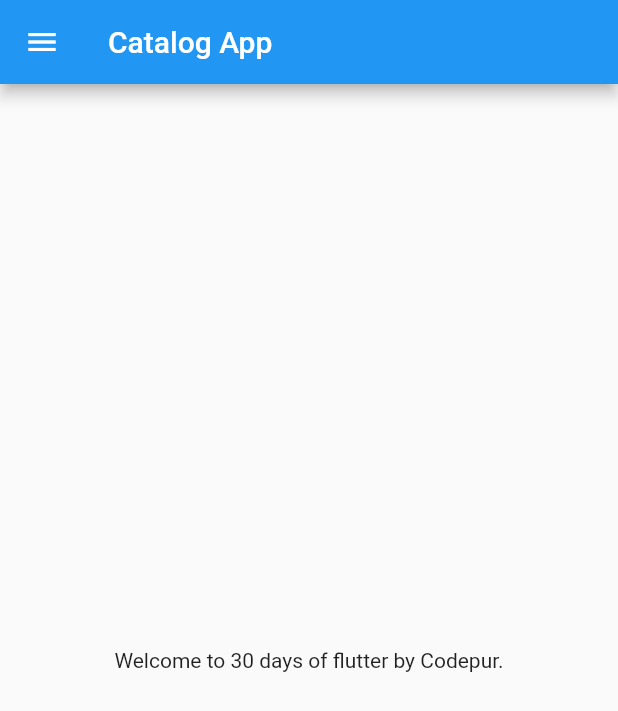
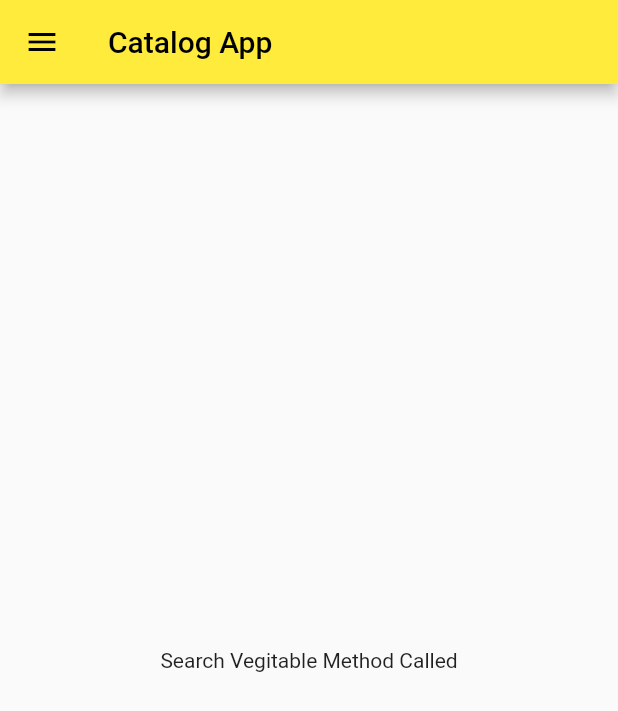
Before and after one commit to Rahul-Sharma-Github/Catalog_App, a Flutter app: the screen it shows after launch, on a phone screen of 412 x 824 dp. Shown: the top 711 px of the screen. Run offline on Flutter 3.47's test engine with Material 2 defaults, Android fonts, the phone set to English and light mode, and no system bars.

Commit message:
day 3 completed

```diff
--- a/lib/homepage.dart
+++ /dev/null
@@ -1,23 +0,0 @@
-// ignore_for_file: avoid_unnecessary_containers
-
-import 'package:flutter/material.dart';
-
-class HomePage extends StatelessWidget {
-  const HomePage({super.key});
-
-  @override
-  Widget build(BuildContext context) {
-
-    const int days=30;
-    const String name='Codepur.';
-
-
-    return Scaffold(
-      appBar: AppBar(title: const Text('Catalog App'),),
-
-      body: Center(child: Container(child:const Text('Welcome to $days days of flutter by $name'),),),
-
-      drawer: const Drawer(),
-    );
-  }
-}
--- a/lib/main.dart
+++ b/lib/main.dart
@@ -1,7 +1,8 @@
 // ignore_for_file: avoid_unnecessary_containers
 
 import 'package:flutter/material.dart';
-import 'package:myapp/homepage.dart';
+import 'package:myapp/pages/home_page.dart';
+import 'package:myapp/pages/login_page.dart';
 
 void main(){
   runApp(const MyApp());
@@ -11,12 +12,24 @@ class MyApp extends StatelessWidget {
   const MyApp({super.key});
 
 
+
+
   @override
   Widget build(BuildContext context) {
 
-    return const MaterialApp(
-      home: HomePage(),
-    );
+    return MaterialApp(
+      initialRoute: "/home",
+
+      routes: {
+        "/":(context) => const LoginPage(),
+        "/home":(context) => const HomePage(),
+      },
+
+      themeMode: ThemeMode.light, //if i use "ThemeMod.dark" then it will apply "darkTheme" properties otherwise it will apply "theme" properties
+      theme: ThemeData(primarySwatch: Colors.yellow),
+      darkTheme: ThemeData(brightness: Brightness.dark),
+
+      );
 
 
   }
--- /dev/null
+++ b/lib/pages/home_page.dart
@@ -0,0 +1,49 @@
+// ignore_for_file: avoid_unnecessary_containers
+
+import 'package:flutter/material.dart';
+
+class HomePage extends StatelessWidget {
+  const HomePage({super.key});
+
+
+
+
+  String searchVegitableShops({required String message}){
+    //locate the Map and Open it
+    //go to search bar
+    //type "vegitable shops near me"
+    //get the list of available shops
+    //select one of the shops from list
+    //Locate to the selected shop in the Map
+    return message;
+  }
+
+  bringVegitable(){
+    //take bicycle
+    //get the address of the Vegitable Market
+    //locate to the Market
+    //Get the Requiered Vegitable and store it in basket
+    //Bring back the Vegitables at home
+  }
+
+
+
+  @override
+  Widget build(BuildContext context) {
+
+    //var days=30;
+    //var name='Codepur.';
+
+
+    return Scaffold(
+      appBar: AppBar(title: const Text('Catalog App'),),
+
+      body: Center(child: Container(child:Text(searchVegitableShops(message: 'Search Vegitable Method Called')),),),
+
+
+      drawer: const Drawer(),
+    );
+  }
+
+
+}
```
Also changed, not shown: lib/pages/login_page.dart (added, +22 -0 lines).
